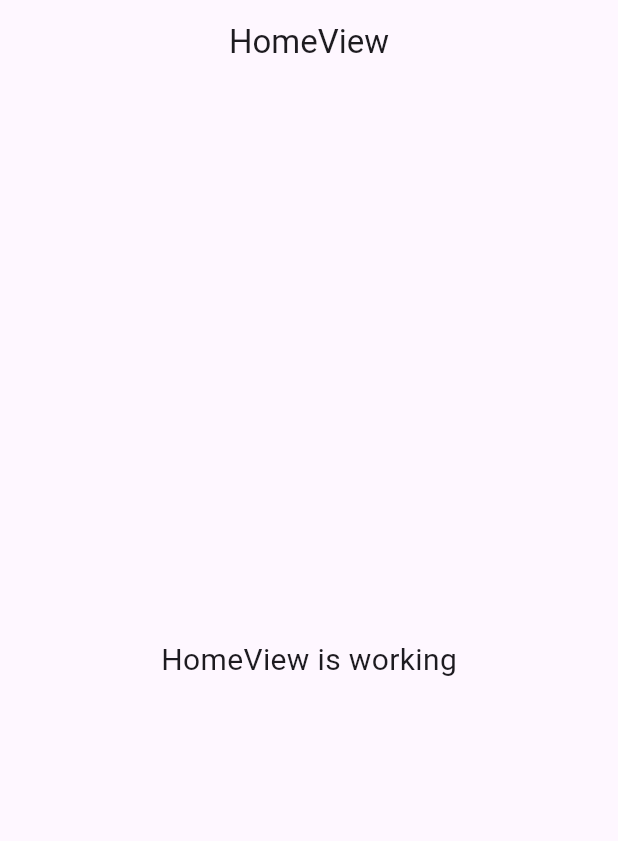
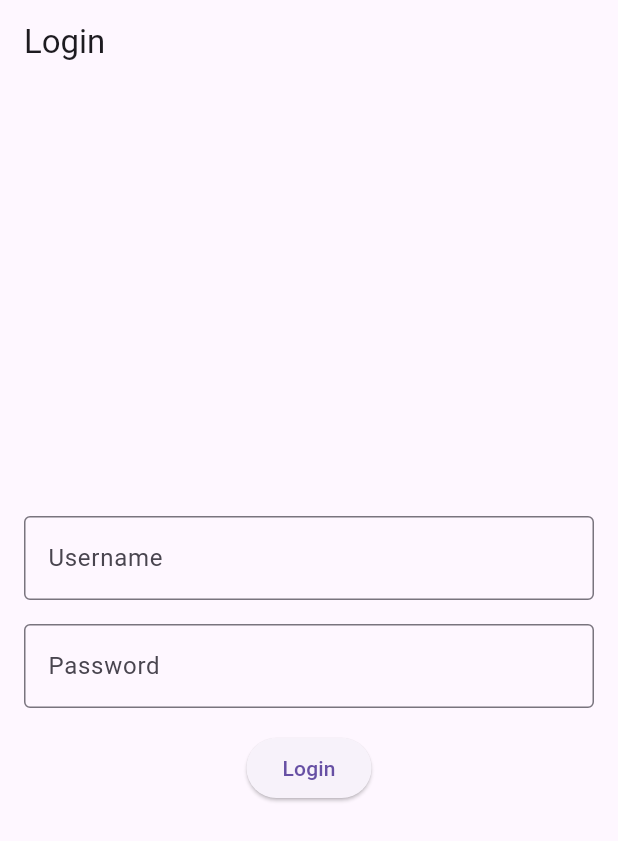
Before and after one commit to INFFIR/kasir_mobile_5, a Flutter app: the screen it shows after launch, on a phone screen of 412 x 824 dp. Shown: the top 841 px of the screen. Run offline on Flutter 3.47's test engine with Material 3 defaults, Android fonts, the phone set to English and light mode, and no system bars.

Commit message:
(Aku buat struktur sederhana dari login bebas password, sampai ke halaman utama(kosong)

```diff
--- /dev/null
+++ b/lib/app/modules/home/controllers/login_controller.dart
@@ -0,0 +1,16 @@
+import 'package:flutter/material.dart';
+import '../models/user_model.dart';
+import '../views/home_page.dart';
+
+class LoginController {
+  void login(User user, BuildContext context) {
+    if (user.username.isNotEmpty && user.password.isNotEmpty) {
+      Navigator.pushReplacement(
+        context,
+        MaterialPageRoute(
+          builder: (context) => HomePage(),
+        ),
+      );
+    }
+  }
+}
--- /dev/null
+++ b/lib/app/modules/home/models/user_model.dart
@@ -0,0 +1,6 @@
+class User {
+  String username;
+  String password;
+
+  User({required this.username, required this.password});
+}
--- a/lib/app/modules/home/views/home_view.dart
+++ /dev/null
@@ -1,24 +0,0 @@
-import 'package:flutter/material.dart';
-
-import 'package:get/get.dart';
-
-import '../controllers/home_controller.dart';
-
-class HomeView extends GetView<HomeController> {
-  const HomeView({super.key});
-  @override
-  Widget build(BuildContext context) {
-    return Scaffold(
-      appBar: AppBar(
-        title: const Text('HomeView'),
-        centerTitle: true,
-      ),
-      body: const Center(
-        child: Text(
-          'HomeView is working',
-          style: TextStyle(fontSize: 20),
-        ),
-      ),
-    );
-  }
-}
--- /dev/null
+++ b/lib/app/modules/home/views/login_page.dart
@@ -0,0 +1,54 @@
+import 'package:flutter/material.dart';
+import '../models/user_model.dart';
+import '../controllers/login_controller.dart';
+
+class LoginPage extends StatelessWidget{
+  final TextEditingController usernameController = TextEditingController();
+  final TextEditingController passwordController = TextEditingController();
+  final LoginController controller = LoginController();
+
+  @override
+  Widget build(BuildContext context) {
+    return Scaffold(
+      appBar: AppBar(
+        title: Text('Login'),
+      ),
+      body: Padding(
+        padding: const EdgeInsets.all(16.0),
+        child: Column(
+          mainAxisAlignment: MainAxisAlignment.center,
+          children: [
+            TextField(
+              controller: usernameController,
+              decoration: InputDecoration(
+                labelText: 'Username',
+                border: OutlineInputBorder(),
+              ),
+            ),
+            SizedBox(height: 16),
+            TextField(
+              controller: passwordController,
+              obscureText: true,
+              decoration: InputDecoration(
+                labelText: 'Password',
+                border: OutlineInputBorder(),
+              ),
+            ),
+            SizedBox(height: 16),
+            ElevatedButton(
+              onPressed: () {
+                User user = User(
+                  username: usernameController.text,
+                  password: passwordController.text,
+                );
+                controller.login(user, context);
+              },
+              child: Text('Login'),
+            )
+          ],
+        ),
+      ),
+    );
+  }
+
+}
--- a/lib/main.dart
+++ b/lib/main.dart
@@ -1,16 +1,19 @@
 import 'package:flutter/material.dart';
-
-import 'package:get/get.dart';
-
-import 'app/routes/app_pages.dart';
+import 'app/modules/home/views/login_page.dart';
 
 void main() {
-  runApp(
-    GetMaterialApp(
-      title: "Application",
-      initialRoute: AppPages.INITIAL,
-      getPages: AppPages.routes,
-    ),
-  );
+  runApp(MyApp());
 }
-// test
+
+class MyApp extends StatelessWidget {
+  @override
+  Widget build(BuildContext context) {
+    return MaterialApp(
+      title: 'Login Example',
+      theme: ThemeData(
+        primarySwatch: Colors.blue,
+      ),
+      home: LoginPage(),
+    );
+  }
+}
```
Also changed, not shown: lib/app/modules/home/bindings/home_binding.dart (deleted, +0 -12 lines), lib/app/modules/home/controllers/home_controller.dart (deleted, +0 -23 lines), lib/app/modules/home/views/home_page.dart (added, +18 -0 lines), lib/app/routes/app_pages.dart (deleted, +0 -20 lines), lib/app/routes/app_routes.dart (deleted, +0 -12 lines).
